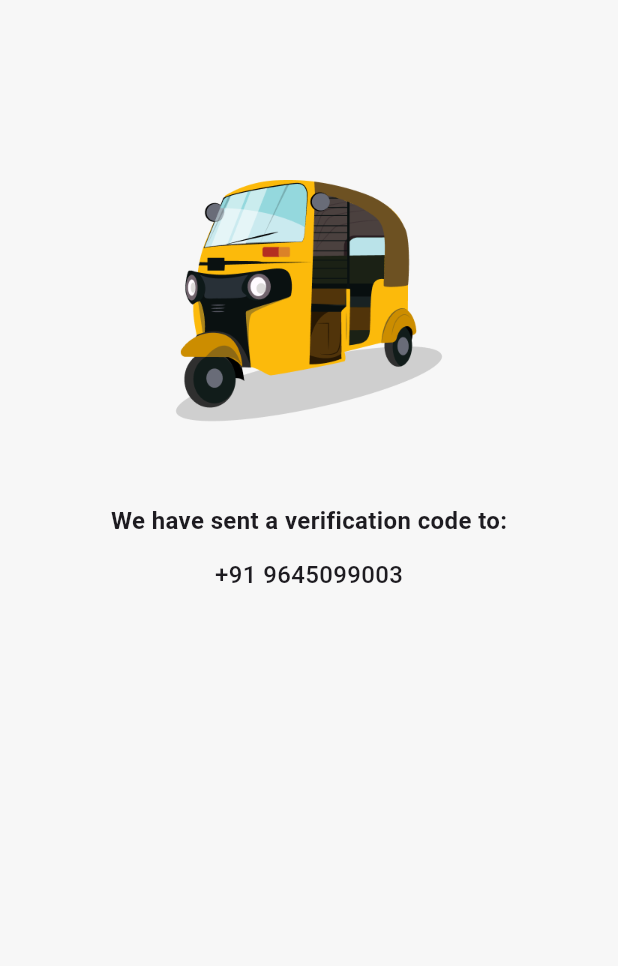
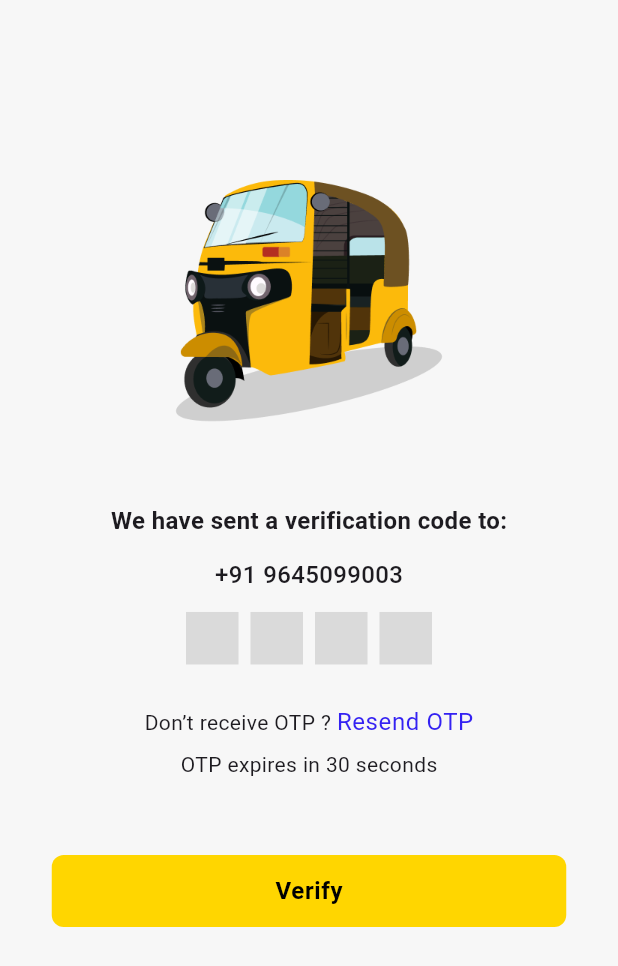
Before and after one commit to keriiigo/kerigo_user_application, a Flutter app: the Otppage screen opened directly, on a phone screen of 412 x 824 dp. Shown: the top 966 px of the screen. Run offline on Flutter 3.47's test engine with Material 3 defaults, Android fonts, the phone set to English and light mode, and no system bars; drawn by our look-alikes of pinput; our stand-ins replace hexcolor; Roboto replaces fonts that are missing (Satoshi-Medium).

Commit message:
otp page completed

```diff
--- a/lib/model/const_sizes.dart
+++ b/lib/model/const_sizes.dart
@@ -9,6 +9,18 @@
 const hight30 = SizedBox(
   height: 30,
 );
+const hight40 = SizedBox(
+  height: 40,
+);
+const hight50 = SizedBox(
+  height: 50,
+);
+const hight60 = SizedBox(
+  height: 60,
+);
+const hight70 = SizedBox(
+  height: 70,
+);
 const hight80 = SizedBox(
   height: 80,
 );
--- a/lib/view/loginscreen/loginscreen.dart
+++ b/lib/view/loginscreen/loginscreen.dart
@@ -96,7 +96,7 @@
               text: 'Continue',
               ontap: () {
                 Navigator.push(context,
-                    MaterialPageRoute(builder: (context) => PersonalInfo()));
+                    MaterialPageRoute(builder: (context) => Otppage()));
               },
             )
           ],
--- a/lib/view/otppage/otppage.dart
+++ b/lib/view/otppage/otppage.dart
@@ -1,4 +1,8 @@
 import 'package:flutter/material.dart';
+import 'package:hexcolor/hexcolor.dart';
+import 'package:kerigo_user_app/model/const_sizes.dart';
+import 'package:kerigo_user_app/view/widgets/custom_botton.dart';
+import 'package:pinput/pinput.dart';
 
 class Otppage extends StatelessWidget {
   const Otppage({super.key});
@@ -32,7 +36,43 @@
                 '+91 9645099003',
                 style: TextStyle(fontSize: 16, fontWeight: FontWeight.w500),
               ),
-            )
+            ),
+            Pinput(
+              defaultPinTheme: PinTheme(
+                width: 35,
+                height: 35,
+                textStyle: const TextStyle(
+                  fontSize: 22,
+                  // color: ,
+                ),
+                decoration: BoxDecoration(
+                    color: HexColor('#DADADA'),
+                    border: Border.all(color: Colors.transparent)),
+              ),
+              length: 4,
+            ),
+            hight20,
+            Padding(
+              padding: const EdgeInsets.all(8.0),
+              child: Row(
+                mainAxisAlignment: MainAxisAlignment.center,
+                children: [
+                  Text("Don’t receive OTP ? "),
+                  GestureDetector(
+                      child: Text(
+                    'Resend OTP',
+                    style: Theme.of(context).textTheme.bodySmall?.copyWith(
+                          fontWeight: FontWeight.w400,
+                          fontSize: 16,
+                          color: HexColor('#3422F2'),
+                        ),
+                  ))
+                ],
+              ),
+            ),
+            Text("OTP expires in 30 seconds"),
+            hight50,
+            CostomeElevatedButton(text: 'Verify')
           ],
         ),
       ),
--- a/pubspec.yaml
+++ b/pubspec.yaml
@@ -38,6 +38,7 @@
   hexcolor: ^3.0.1
   google_fonts: ^6.2.1
   provider: ^6.1.2
+  pinput: ^5.0.0
 
 dev_dependencies:
   flutter_test:
```
Also changed, not shown: pubspec.lock.
